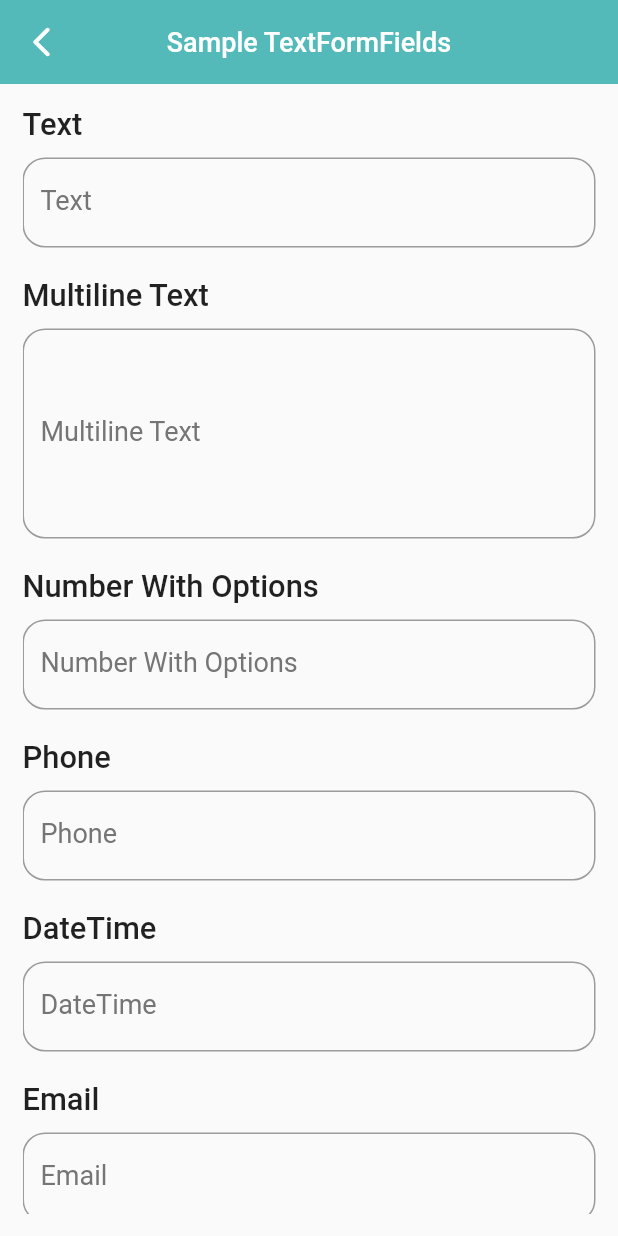
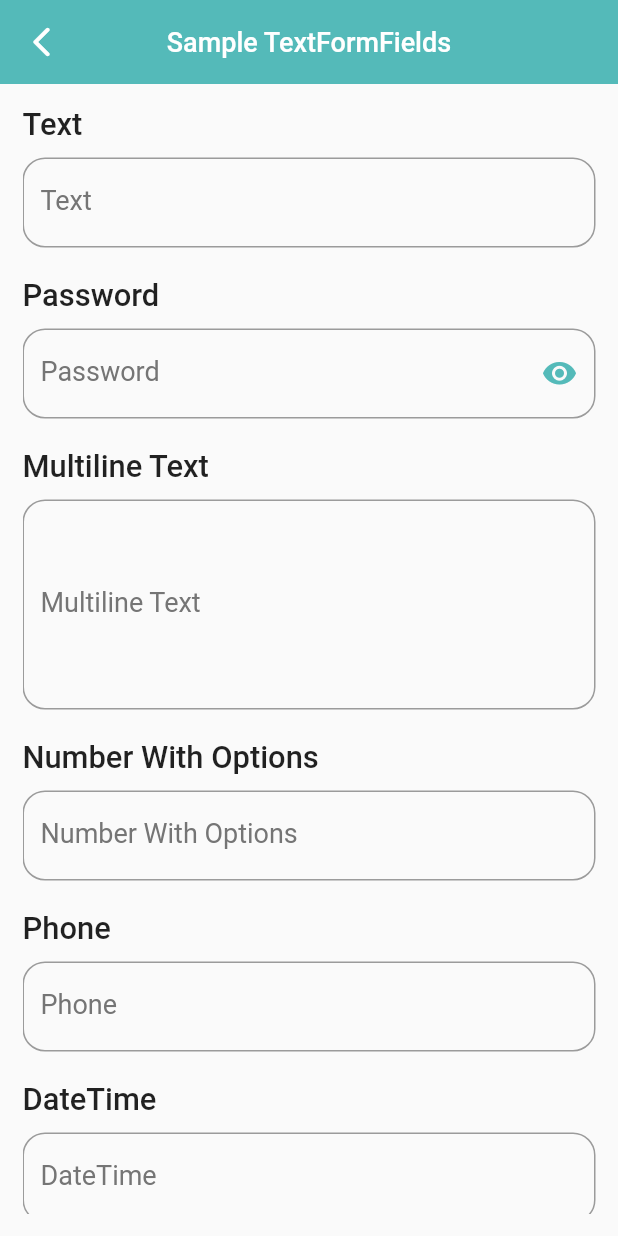
Before and after one commit to skyvaSolutions/skywa_framework_widgets, a Flutter app: the SampleTextFormFieldScreen screen opened directly, on a phone screen of 412 x 824 dp. Run offline on Flutter 3.47's test engine with Material 2 defaults, Android fonts, the phone set to English and light mode, and no system bars; our stand-ins replace auto_size_text, cached_network_image, fluttertoast, image_cropper, image_picker, intl_phone_number_input and 1 more; project files that could hold a hidden picture were left out.

Commit message:
password type input added

```diff
--- a/example/lib/sample_textformfield_screen.dart
+++ b/example/lib/sample_textformfield_screen.dart
@@ -67,6 +67,40 @@ class _SampleTextFormFieldScreenState extends State<SampleTextFormFieldScreen> {
                 onChanged: (value) {
                   setState(() {
                     _textController.text;
+                  });
+                }),
+            const SizedBox(height: 20.0),
+
+            /// password
+            Text(
+              'Password',
+              style: TextStyle(
+                fontSize: MediaQuery.of(context).size.height * 0.025,
+                fontWeight: FontWeight.w500,
+              ),
+            ),
+            const SizedBox(height: 10.0),
+            SkywaTextFormField.password(
+                textEditingController: _passwordController,
+                hintText: 'Enter a password...',
+                labelText: 'Password',
+                isObscure: true,
+                suffixIcon: _passwordController.text.isNotEmpty
+                    ? IconButton(
+                        onPressed: () {
+                          setState(() {
+                            _passwordController.clear();
+                          });
+                        },
+                        icon: Icon(
+                          Icons.close_rounded,
+                          color: Theme.of(context).primaryColor,
+                        ),
+                      )
+                    : null,
+                onChanged: (value) {
+                  setState(() {
+                    _passwordController.text;
                   });
                 }),
             const SizedBox(height: 20.0),
--- a/lib/skywa_textformfield.dart
+++ b/lib/skywa_textformfield.dart
@@ -25,8 +25,6 @@ class SkywaTextFormField extends StatefulWidget {
   final bool enabled;
   final bool readOnly;
   final ValueChanged<String>? onChanged;
-
-  // final bool isObscure;
   final int minLines;
   final int maxLines;
   final bool autofocus;
@@ -43,6 +41,7 @@ class SkywaTextFormField extends StatefulWidget {
   int? maxDigitsLength;
   bool? allowDecimal;
   int? postDecimalLength;
+  bool? isObscure;
 
   /// Optimize for textual information.
   ///
@@ -72,8 +71,39 @@ class SkywaTextFormField extends StatefulWidget {
     this.enabled = true,
     this.readOnly = false,
     this.onChanged,
-    // // this.isObscure = false,
   })  : textCapitalization = TextCapitalization.sentences,
+        assert(labelText != 'null');
+
+  /// Optimize for textual information.
+  ///
+  /// Requests the default platform keyboard.
+  SkywaTextFormField.password({
+    super.key,
+    this.textEditingController,
+    this.labelText = '',
+    this.hintText = '',
+    this.errorText,
+    this.textColor,
+    this.cursorColor,
+    this.labelColor,
+    this.hintColor,
+    this.textAlign = TextAlign.left,
+    this.contentPadding,
+    this.focusNode,
+    this.minLines = 1,
+    this.maxLines = 1,
+    this.autofocus = false,
+    this.showDecoration = true,
+    this.onTap,
+    this.validator,
+    this.prefixIcon,
+    this.suffixIcon,
+    this.enabled = true,
+    this.readOnly = false,
+    this.onChanged,
+    this.isObscure = true,
+  })  : keyboardType = TextInputType.visiblePassword,
+        textCapitalization = TextCapitalization.sentences,
         assert(labelText != 'null');
 
   /// Optimize for multiline textual information.
@@ -105,7 +135,7 @@ class SkywaTextFormField extends StatefulWidget {
     this.enabled = true,
     this.readOnly = false,
     this.onChanged,
-    // // this.isObscure = false,
+    // this.isObscure = false,
   })  : keyboardType = TextInputType.multiline,
         textCapitalization = TextCapitalization.sentences,
         assert(textEditingController != null),
@@ -525,7 +555,7 @@ class _SkywaTextFormFieldState extends State<SkywaTextFormField> {
               color: widget.hintColor ?? Colors.grey.shade400,
             ),
             prefixIcon: widget.prefixIcon,
-            /*suffixIcon: widget.keyboardType == TextInputType.visiblePassword ||
+            suffixIcon: widget.keyboardType == TextInputType.visiblePassword ||
                     widget.suffixIcon != null
                 ? Row(
                     mainAxisSize: MainAxisSize.min,
@@ -547,8 +577,7 @@ class _SkywaTextFormFieldState extends State<SkywaTextFormField> {
                       if (widget.suffixIcon != null) widget.suffixIcon!,
                     ],
                   )
-                : null,*/
-            suffixIcon: widget.suffixIcon,
+                : null,
           ),
           validator: (value) {
             // print('459: $value');
```
